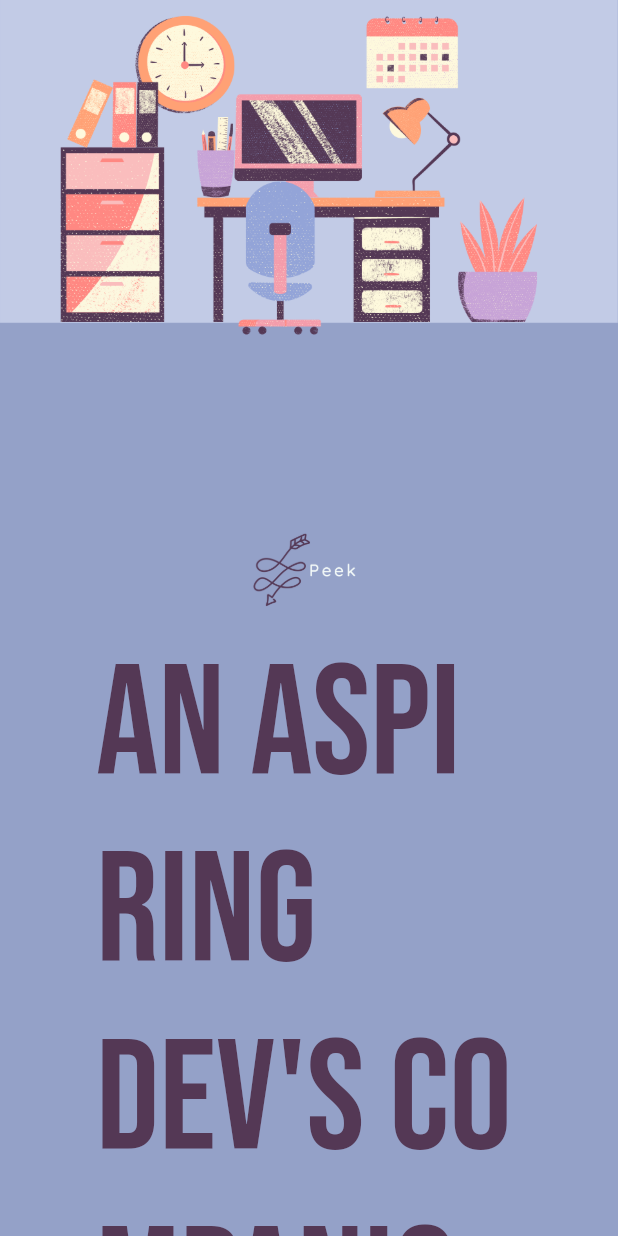
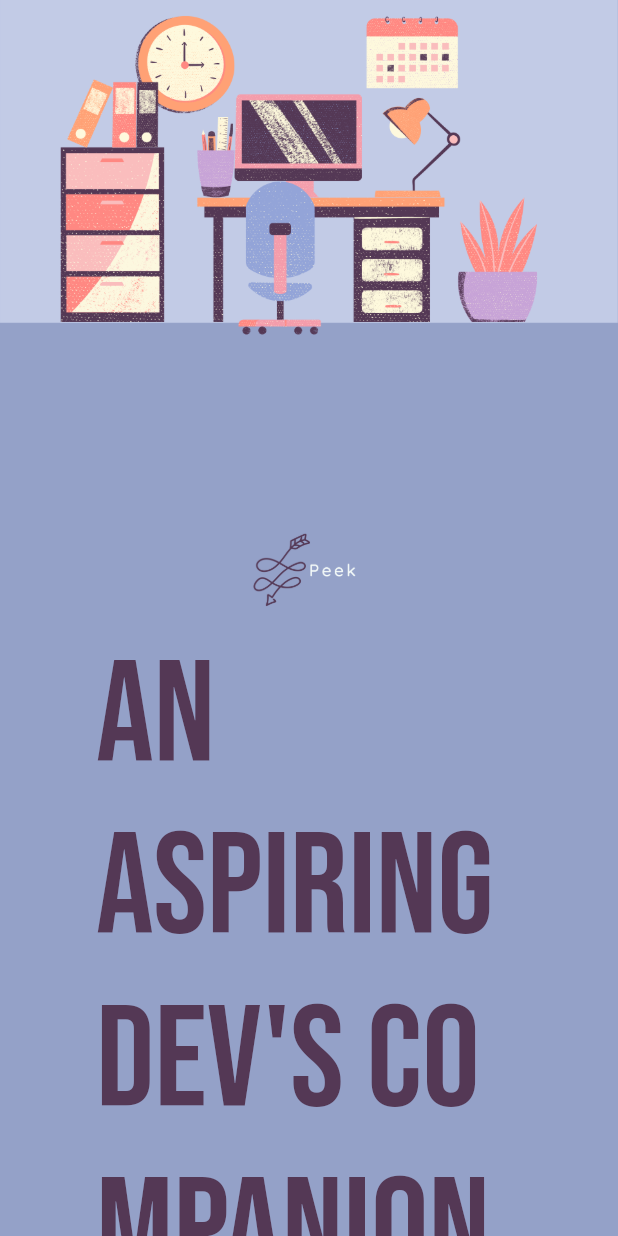
Before and after one commit to soumya225/peek, a Flutter app: the screen it shows after launch, on a phone screen of 412 x 824 dp. Run offline on Flutter 3.47's test engine with Material 2 defaults, Android fonts, the phone set to English and light mode, and no system bars; our stand-ins replace flutter_spinkit, graphql_flutter, pie_chart; network calls fail.

```diff
--- a/lib/screens/home.dart
+++ b/lib/screens/home.dart
@@ -189,7 +189,7 @@ class _HomePageState extends State<HomePage> {
                         "An Aspiring Dev's Companion",
                         style: TextStyle(
                           fontFamily: "BebasNeue",
-                          fontSize: 104,
+                          fontSize: 96,
                           color: Theme.of(context).primaryColor,
                         ),
                       ),
```
Also changed, not shown: homepage_screenshot.PNG (added), 1 other file.
